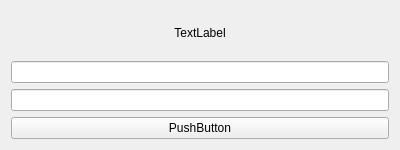
Old version of the form changepassword.ui in the repository ecsanchesjr/ProjetoSeguran-a.
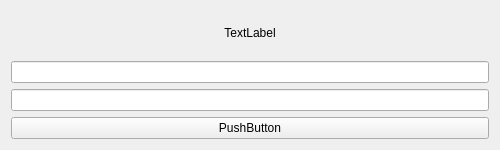
New version of the form.

The edit to the form file:
```diff
--- a/changepassword.ui
+++ b/changepassword.ui
@@ -6,19 +6,19 @@
    <rect>
     <x>0</x>
     <y>0</y>
-    <width>400</width>
+    <width>500</width>
     <height>150</height>
    </rect>
   </property>
   <property name="minimumSize">
    <size>
-    <width>400</width>
+    <width>500</width>
     <height>150</height>
    </size>
   </property>
   <property name="maximumSize">
    <size>
-    <width>400</width>
+    <width>500</width>
     <height>150</height>
    </size>
   </property>
```
